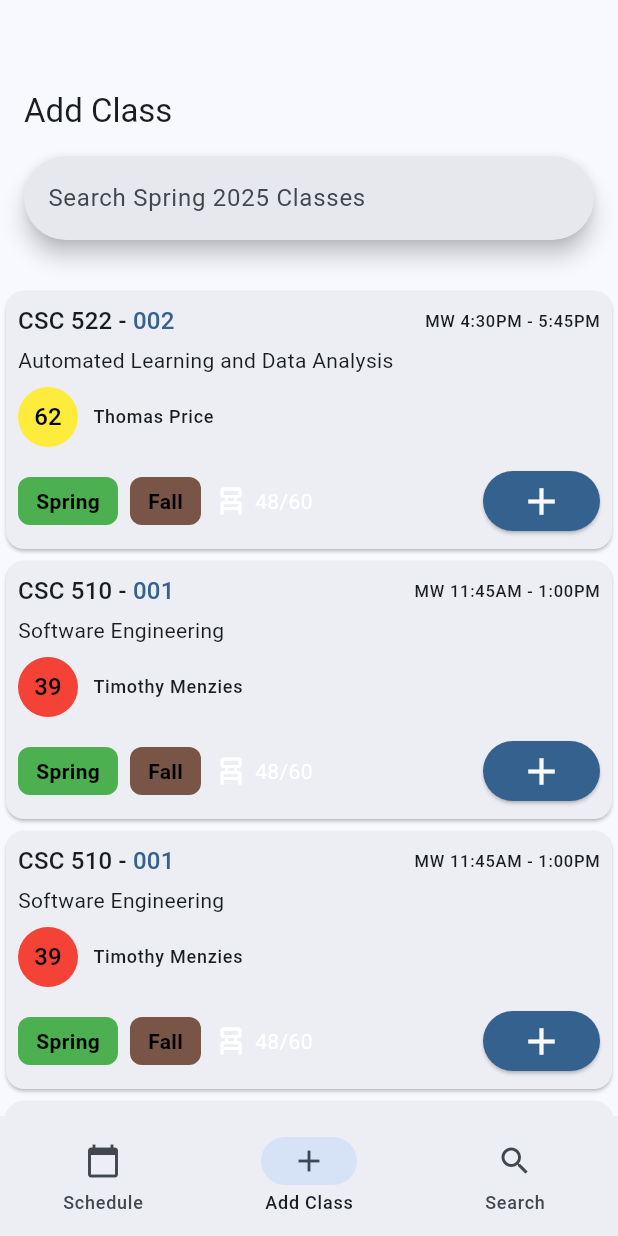
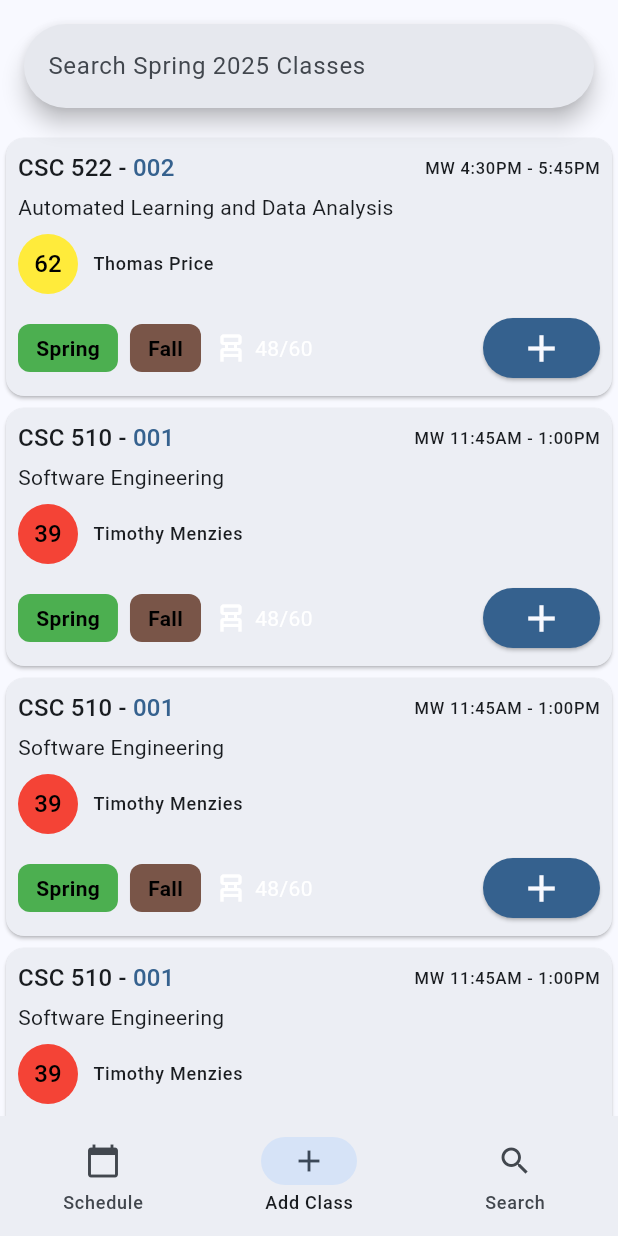
Before and after one commit to NCSU-App-Development-Club/coursepilot, a Flutter app: the AddClassView screen opened by its route, on a phone screen of 412 x 824 dp. Run offline on Flutter 3.47's test engine with Material 3 defaults, Android fonts, the phone set to English and light mode, and no system bars; drawn by our look-alikes of calendar_view; our stand-ins replace dart_mappable, dio, flutter_riverpod, go_router, riverpod_annotation; missing offline and left inert: kalender; generated files the repository leaves out were written again; network calls fail.

Commit message:
simplify add class

```diff
--- a/lib/features/schedule/views/add_class.dart
+++ b/lib/features/schedule/views/add_class.dart
@@ -81,46 +81,19 @@ class AddClassViewState extends ConsumerState<AddClassView> {
   @override
   Widget build(BuildContext context) {
     final theme = Theme.of(context);
+
+    // this is how you'd use the courses riverpod provider
+    // right now, it'll just error.
     final courses = ref.watch(coursesProvider);
+    print("Courses error = ${courses.error}");
 
     return Scaffold(
       body: CustomScrollView(
         slivers: [
-          SliverAppBar(
-            expandedHeight: 190.0,
-            floating: false,
-            pinned: true,
-            flexibleSpace: LayoutBuilder(
-              builder: (context, constraints) {
-                // print(constraints.maxHeight); SliverAppBar expanded height
-                final double collapsePercent =
-                    (constraints.maxHeight - kToolbarHeight) /
-                    (190.0 - kToolbarHeight);
-
-                final bool isCollapsed = collapsePercent <= 0.8;
-
-                return FlexibleSpaceBar(
-                  titlePadding: EdgeInsets.zero,
-                  title:
-                      isCollapsed
-                          ? SizedBox(height: 50, child: _buildSearchBar())
-                          : const SizedBox.shrink(),
-                  background: Padding(
-                    padding: const EdgeInsets.fromLTRB(16.0, 60.0, 16.0, 0),
-                    child: Column(
-                      crossAxisAlignment: CrossAxisAlignment.start,
-                      children: [
-                        Text(
-                          'Add Class',
-                          style: Theme.of(context).textTheme.titleLarge,
-                        ),
-                        const SizedBox(height: 16),
-                        _buildSearchBar(),
-                      ],
-                    ),
-                  ),
-                );
-              },
+          SliverToBoxAdapter(
+            child: Padding(
+              padding: const EdgeInsets.all(16.0),
+              child: _buildSearchBar(),
             ),
           ),
           SliverList(
```
